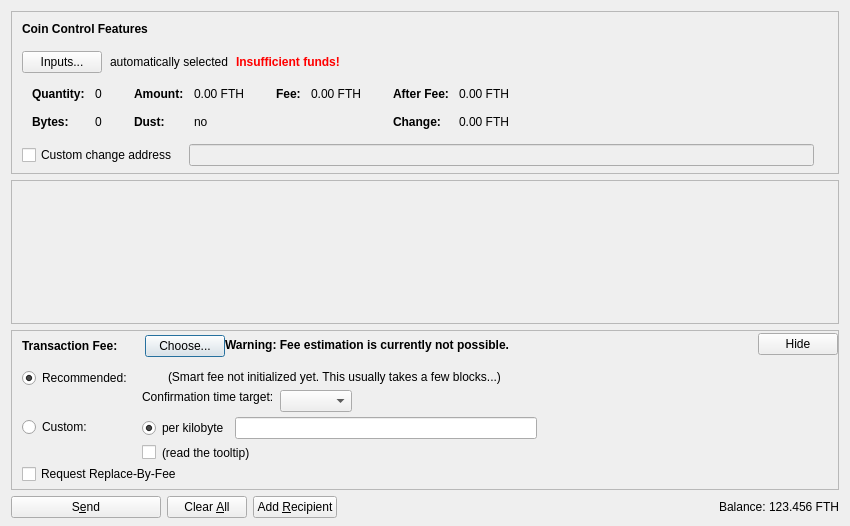
First picture: the form in src/qt/forms/sendcoinsdialog.ui, repository LucienZerger/straya-coin-dev, before the edit.
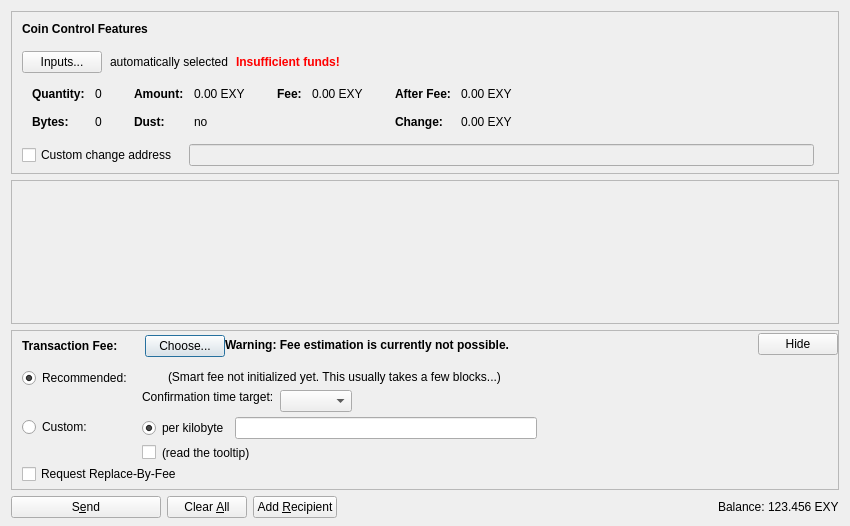
Second picture: the form after the edit. Icons and pictures are not drawn. Custom widgets are drawn as their Qt base class.

The edit to the form file:
```diff
--- a/src/qt/forms/sendcoinsdialog.ui
+++ b/src/qt/forms/sendcoinsdialog.ui
@@ -324,7 +324,7 @@
                   <enum>Qt::ActionsContextMenu</enum>
                  </property>
                  <property name="text">
-                  <string notr="true">0.00 FTH</string>
+                  <string notr="true">0.00 EXY</string>
                  </property>
                  <property name="textInteractionFlags">
                   <set>Qt::LinksAccessibleByMouse|Qt::TextSelectableByKeyboard|Qt::TextSelectableByMouse</set>
@@ -404,7 +404,7 @@
                   <enum>Qt::ActionsContextMenu</enum>
                  </property>
                  <property name="text">
-                  <string notr="true">0.00 FTH</string>
+                  <string notr="true">0.00 EXY</string>
                  </property>
                  <property name="textInteractionFlags">
                   <set>Qt::LinksAccessibleByMouse|Qt::TextSelectableByKeyboard|Qt::TextSelectableByMouse</set>
@@ -455,7 +455,7 @@
                   <enum>Qt::ActionsContextMenu</enum>
                  </property>
                  <property name="text">
-                  <string notr="true">0.00 FTH</string>
+                  <string notr="true">0.00 EXY</string>
                  </property>
                  <property name="textInteractionFlags">
                   <set>Qt::LinksAccessibleByMouse|Qt::TextSelectableByKeyboard|Qt::TextSelectableByMouse</set>
@@ -484,7 +484,7 @@
                   <enum>Qt::ActionsContextMenu</enum>
                  </property>
                  <property name="text">
-                  <string notr="true">0.00 FTH</string>
+                  <string notr="true">0.00 EXY</string>
                  </property>
                  <property name="textInteractionFlags">
                   <set>Qt::LinksAccessibleByMouse|Qt::TextSelectableByKeyboard|Qt::TextSelectableByMouse</set>
@@ -1253,7 +1253,7 @@
           <cursorShape>IBeamCursor</cursorShape>
          </property>
          <property name="text">
-          <string notr="true">123.456 FTH</string>
+          <string notr="true">123.456 EXY</string>
          </property>
          <property name="textInteractionFlags">
           <set>Qt::LinksAccessibleByMouse|Qt::TextSelectableByKeyboard|Qt::TextSelectableByMouse</set>
```
